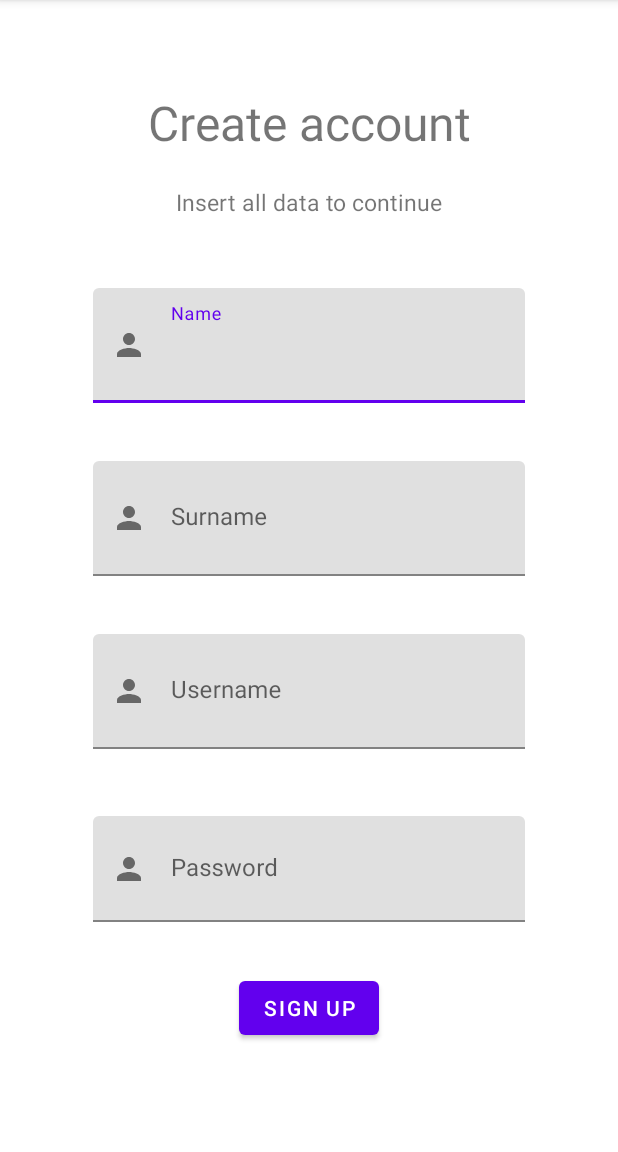
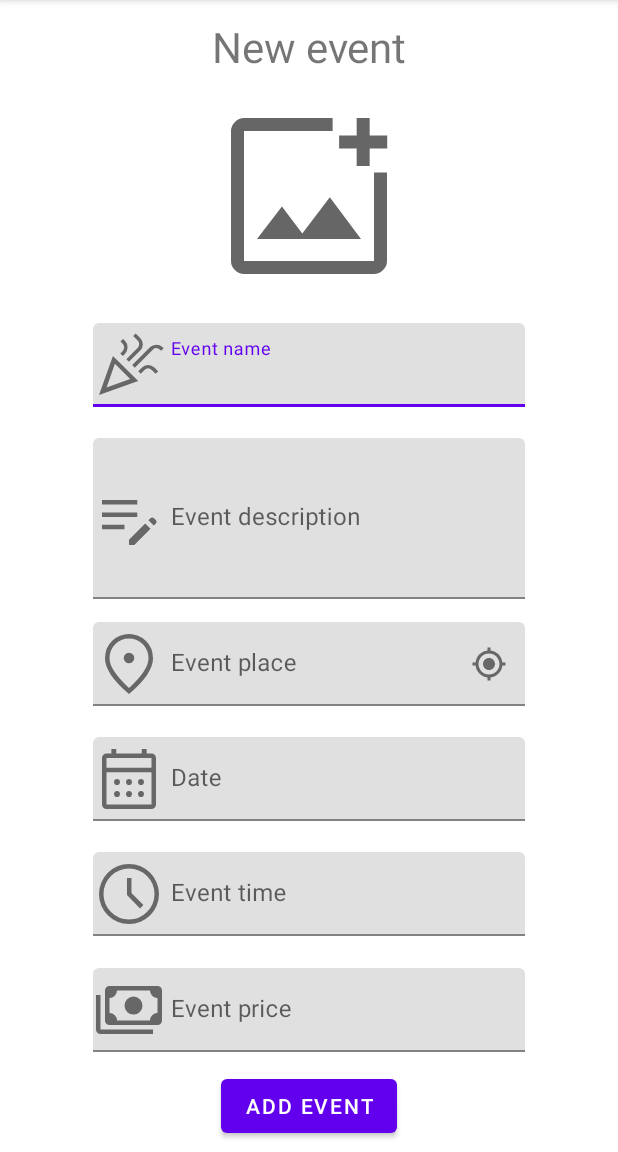
Before and after one commit to AlessandroZirondelli/TicketEventApp, an Android app: the screen it shows after launch (RegLogActivity), on a phone screen of 412 x 824 dp, the part 84-1236 px from its top. Run offline under Robolectric (Android 15) with nearby library versions, the phone set to English and light mode, and no system bars.

Commit message:
Fragment_add_event ok

```diff
--- /dev/null
+++ b/app/src/main/java/com/example/ticketeventapp/reglog/AddEventFragment.java
@@ -0,0 +1,23 @@
+package com.example.ticketeventapp.reglog;
+
+import android.os.Bundle;
+import android.view.LayoutInflater;
+import android.view.View;
+import android.view.ViewGroup;
+
+import androidx.annotation.NonNull;
+import androidx.annotation.Nullable;
+import androidx.fragment.app.Fragment;
+
+import com.example.ticketeventapp.R;
+
+public class AddEventFragment extends Fragment {
+
+    @Nullable
+    @Override
+    public View onCreateView(@NonNull LayoutInflater inflater, @Nullable ViewGroup container, @Nullable Bundle savedInstanceState) {
+        return inflater.inflate(R.layout.fragment_add_event, container, false);
+    }
+
+
+}
--- a/app/src/main/java/com/example/ticketeventapp/reglog/RegLogActivity.java
+++ b/app/src/main/java/com/example/ticketeventapp/reglog/RegLogActivity.java
@@ -15,7 +15,7 @@ public class RegLogActivity extends AppCompatActivity {
         setContentView(R.layout.activity_reg_log);
 
         if(savedInstanceState == null){
-            Utilities.insertFragment(this,new RegistrationFragment(), RegistrationFragment.class.getSimpleName());
+            Utilities.insertFragment(this,new AddEventFragment(), AddEventFragment.class.getSimpleName());
         }
 
 
--- /dev/null
+++ b/app/src/main/res/drawable-v24/calendar_month.xml
@@ -0,0 +1,10 @@
+<vector xmlns:android="http://schemas.android.com/apk/res/android"
+    android:width="48dp"
+    android:height="48dp"
+    android:viewportWidth="48"
+    android:viewportHeight="48"
+    android:tint="?attr/colorControlNormal">
+  <path
+      android:fillColor="@android:color/white"
+      android:pathData="M9,44Q7.8,44 6.9,43.1Q6,42.2 6,41V10Q6,8.8 6.9,7.9Q7.8,7 9,7H12.25V4H15.5V7H32.5V4H35.75V7H39Q40.2,7 41.1,7.9Q42,8.8 42,10V41Q42,42.2 41.1,43.1Q40.2,44 39,44ZM9,41H39Q39,41 39,41Q39,41 39,41V19.5H9V41Q9,41 9,41Q9,41 9,41ZM9,16.5H39V10Q39,10 39,10Q39,10 39,10H9Q9,10 9,10Q9,10 9,10ZM9,16.5V10Q9,10 9,10Q9,10 9,10Q9,10 9,10Q9,10 9,10V16.5ZM24,28Q23.15,28 22.575,27.425Q22,26.85 22,26Q22,25.15 22.575,24.575Q23.15,24 24,24Q24.85,24 25.425,24.575Q26,25.15 26,26Q26,26.85 25.425,27.425Q24.85,28 24,28ZM16,28Q15.15,28 14.575,27.425Q14,26.85 14,26Q14,25.15 14.575,24.575Q15.15,24 16,24Q16.85,24 17.425,24.575Q18,25.15 18,26Q18,26.85 17.425,27.425Q16.85,28 16,28ZM32,28Q31.15,28 30.575,27.425Q30,26.85 30,26Q30,25.15 30.575,24.575Q31.15,24 32,24Q32.85,24 33.425,24.575Q34,25.15 34,26Q34,26.85 33.425,27.425Q32.85,28 32,28ZM24,36Q23.15,36 22.575,35.425Q22,34.85 22,34Q22,33.15 22.575,32.575Q23.15,32 24,32Q24.85,32 25.425,32.575Q26,33.15 26,34Q26,34.85 25.425,35.425Q24.85,36 24,36ZM16,36Q15.15,36 14.575,35.425Q14,34.85 14,34Q14,33.15 14.575,32.575Q15.15,32 16,32Q16.85,32 17.425,32.575Q18,33.15 18,34Q18,34.85 17.425,35.425Q16.85,36 16,36ZM32,36Q31.15,36 30.575,35.425Q30,34.85 30,34Q30,33.15 30.575,32.575Q31.15,32 32,32Q32.85,32 33.425,32.575Q34,33.15 34,34Q34,34.85 33.425,35.425Q32.85,36 32,36Z"/>
+</vector>
--- /dev/null
+++ b/app/src/main/res/drawable-v24/celebration.xml
@@ -0,0 +1,10 @@
+<vector xmlns:android="http://schemas.android.com/apk/res/android"
+    android:width="48dp"
+    android:height="48dp"
+    android:viewportWidth="48"
+    android:viewportHeight="48"
+    android:tint="?attr/colorControlNormal">
+  <path
+      android:fillColor="@android:color/white"
+      android:pathData="M4,44 L13.3,18 30.15,34.65ZM9.05,38.95 L24.75,33.35 14.6,23.15ZM27.85,25.75 L26.15,24.05 38.15,12.05Q39.75,10.45 42.2,10.425Q44.65,10.4 46.25,12L47.1,12.85L45.4,14.55L44.45,13.6Q43.5,12.65 42.25,12.625Q41,12.6 40,13.6ZM19.9,18 L18.2,16.3 19.7,14.8Q20.85,13.65 20.775,12.175Q20.7,10.7 19.7,9.7L18.3,8.3L20,6.6L21.3,7.9Q23.05,9.65 23.025,12.275Q23,14.9 21.25,16.65ZM23.95,21.85 L22.25,20.15 29.85,12.55Q30.8,11.6 30.775,10.125Q30.75,8.65 29.8,7.7L26.75,4.65L28.45,2.95L31.6,6.1Q33.15,7.7 33.2,10.125Q33.25,12.55 31.65,14.15ZM31.85,29.8 L30.15,28.1 32.5,25.75Q34.25,24 36.7,23.95Q39.15,23.9 40.9,25.65L43.45,28.2L41.75,29.9L39.15,27.3Q38,26.15 36.75,26.15Q35.5,26.15 34.35,27.3ZM9.05,38.95Z"/>
+</vector>
--- /dev/null
+++ b/app/src/main/res/drawable-v24/edit_note.xml
@@ -0,0 +1,10 @@
+<vector xmlns:android="http://schemas.android.com/apk/res/android"
+    android:width="48dp"
+    android:height="48dp"
+    android:viewportWidth="48"
+    android:viewportHeight="48"
+    android:tint="?attr/colorControlNormal">
+  <path
+      android:fillColor="@android:color/white"
+      android:pathData="M24,42V38.45L34.8,27.65L38.35,31.2L27.55,42ZM6,31.5V28.5H21V31.5ZM40.5,29.05 L36.95,25.5 38.4,24.05Q38.8,23.65 39.45,23.65Q40.1,23.65 40.5,24.05L41.95,25.5Q42.35,25.9 42.35,26.55Q42.35,27.2 41.95,27.6ZM6,23.25V20.25H29.5V23.25ZM6,15V12H29.5V15Z"/>
+</vector>
--- /dev/null
+++ b/app/src/main/res/drawable-v24/location_on.xml
@@ -0,0 +1,10 @@
+<vector xmlns:android="http://schemas.android.com/apk/res/android"
+    android:width="48dp"
+    android:height="48dp"
+    android:viewportWidth="48"
+    android:viewportHeight="48"
+    android:tint="?attr/colorControlNormal">
+  <path
+      android:fillColor="@android:color/white"
+      android:pathData="M24,23.5Q25.45,23.5 26.475,22.475Q27.5,21.45 27.5,20Q27.5,18.55 26.475,17.525Q25.45,16.5 24,16.5Q22.55,16.5 21.525,17.525Q20.5,18.55 20.5,20Q20.5,21.45 21.525,22.475Q22.55,23.5 24,23.5ZM24,40.05Q30.65,34 33.825,29.075Q37,24.15 37,20.4Q37,14.5 33.225,10.75Q29.45,7 24,7Q18.55,7 14.775,10.75Q11,14.5 11,20.4Q11,24.15 14.25,29.075Q17.5,34 24,40.05ZM24,44Q15.95,37.15 11.975,31.275Q8,25.4 8,20.4Q8,12.9 12.825,8.45Q17.65,4 24,4Q30.35,4 35.175,8.45Q40,12.9 40,20.4Q40,25.4 36.025,31.275Q32.05,37.15 24,44ZM24,20.4Q24,20.4 24,20.4Q24,20.4 24,20.4Q24,20.4 24,20.4Q24,20.4 24,20.4Q24,20.4 24,20.4Q24,20.4 24,20.4Q24,20.4 24,20.4Q24,20.4 24,20.4Z"/>
+</vector>
--- /dev/null
+++ b/app/src/main/res/drawable/add_photo_alternate.xml
@@ -0,0 +1,10 @@
+<vector xmlns:android="http://schemas.android.com/apk/res/android"
+    android:width="48dp"
+    android:height="48dp"
+    android:viewportWidth="48"
+    android:viewportHeight="48"
+    android:tint="?attr/colorControlNormal">
+  <path
+      android:fillColor="@android:color/white"
+      android:pathData="M29.45,6V9H9Q9,9 9,9Q9,9 9,9V39Q9,39 9,39Q9,39 9,39H39Q39,39 39,39Q39,39 39,39V18.6H42V39Q42,40.2 41.1,41.1Q40.2,42 39,42H9Q7.8,42 6.9,41.1Q6,40.2 6,39V9Q6,7.8 6.9,6.9Q7.8,6 9,6ZM38,6V10.05H42.05V13.05H38V17.1H35V13.05H30.95V10.05H35V6ZM12,33.9H36L28.8,24.3L22.45,32.65L17.75,26.45ZM9,9V14.55V18.6V39Q9,39 9,39Q9,39 9,39Q9,39 9,39Q9,39 9,39V9Q9,9 9,9Q9,9 9,9Z"/>
+</vector>
--- /dev/null
+++ b/app/src/main/res/drawable/ic_baseline_gps_fixed_24.xml
@@ -0,0 +1,10 @@
+<vector xmlns:android="http://schemas.android.com/apk/res/android"
+    android:width="24dp"
+    android:height="24dp"
+    android:viewportWidth="24"
+    android:viewportHeight="24"
+    android:tint="?attr/colorControlNormal">
+  <path
+      android:fillColor="@android:color/white"
+      android:pathData="M12,8c-2.21,0 -4,1.79 -4,4s1.79,4 4,4 4,-1.79 4,-4 -1.79,-4 -4,-4zM20.94,11c-0.46,-4.17 -3.77,-7.48 -7.94,-7.94L13,1h-2v2.06C6.83,3.52 3.52,6.83 3.06,11L1,11v2h2.06c0.46,4.17 3.77,7.48 7.94,7.94L11,23h2v-2.06c4.17,-0.46 7.48,-3.77 7.94,-7.94L23,13v-2h-2.06zM12,19c-3.87,0 -7,-3.13 -7,-7s3.13,-7 7,-7 7,3.13 7,7 -3.13,7 -7,7z"/>
+</vector>
--- /dev/null
+++ b/app/src/main/res/drawable/payments.xml
@@ -0,0 +1,10 @@
+<vector xmlns:android="http://schemas.android.com/apk/res/android"
+    android:width="48dp"
+    android:height="48dp"
+    android:viewportWidth="48"
+    android:viewportHeight="48"
+    android:tint="?attr/colorControlNormal">
+  <path
+      android:fillColor="@android:color/white"
+      android:pathData="M27,27Q24.5,27 22.75,25.25Q21,23.5 21,21Q21,18.5 22.75,16.75Q24.5,15 27,15Q29.5,15 31.25,16.75Q33,18.5 33,21Q33,23.5 31.25,25.25Q29.5,27 27,27ZM11,34Q9.75,34 8.875,33.125Q8,32.25 8,31V11Q8,9.75 8.875,8.875Q9.75,8 11,8H43Q44.25,8 45.125,8.875Q46,9.75 46,11V31Q46,32.25 45.125,33.125Q44.25,34 43,34ZM16,31H38Q38,28.9 39.45,27.45Q40.9,26 43,26V16Q40.9,16 39.45,14.55Q38,13.1 38,11H16Q16,13.1 14.55,14.55Q13.1,16 11,16V26Q13.1,26 14.55,27.45Q16,28.9 16,31ZM40,40H5Q3.75,40 2.875,39.125Q2,38.25 2,37V14H5V37Q5,37 5,37Q5,37 5,37H40ZM11,31Q11,31 11,31Q11,31 11,31V11Q11,11 11,11Q11,11 11,11Q11,11 11,11Q11,11 11,11V31Q11,31 11,31Q11,31 11,31Z"/>
+</vector>
--- /dev/null
+++ b/app/src/main/res/drawable/schedule.xml
@@ -0,0 +1,10 @@
+<vector xmlns:android="http://schemas.android.com/apk/res/android"
+    android:width="48dp"
+    android:height="48dp"
+    android:viewportWidth="48"
+    android:viewportHeight="48"
+    android:tint="?attr/colorControlNormal">
+  <path
+      android:fillColor="@android:color/white"
+      android:pathData="M31.35,33.65 L33.6,31.4 25.65,23.4V13.35H22.65V24.6ZM24,44Q19.9,44 16.25,42.425Q12.6,40.85 9.875,38.125Q7.15,35.4 5.575,31.75Q4,28.1 4,24Q4,19.9 5.575,16.25Q7.15,12.6 9.875,9.875Q12.6,7.15 16.25,5.575Q19.9,4 24,4Q28.1,4 31.75,5.575Q35.4,7.15 38.125,9.875Q40.85,12.6 42.425,16.25Q44,19.9 44,24Q44,28.1 42.425,31.75Q40.85,35.4 38.125,38.125Q35.4,40.85 31.75,42.425Q28.1,44 24,44ZM24,24Q24,24 24,24Q24,24 24,24Q24,24 24,24Q24,24 24,24Q24,24 24,24Q24,24 24,24Q24,24 24,24Q24,24 24,24ZM24,41Q31,41 36,36Q41,31 41,24Q41,17 36,12Q31,7 24,7Q17,7 12,12Q7,17 7,24Q7,31 12,36Q17,41 24,41Z"/>
+</vector>
--- /dev/null
+++ b/app/src/main/res/layout/fragment_add_event.xml
@@ -0,0 +1,280 @@
+<?xml version="1.0" encoding="utf-8"?>
+<androidx.constraintlayout.widget.ConstraintLayout xmlns:android="http://schemas.android.com/apk/res/android"
+    xmlns:app="http://schemas.android.com/apk/res-auto"
+    xmlns:tools="http://schemas.android.com/tools"
+    android:layout_width="match_parent"
+    android:layout_height="match_parent">
+
+    <TextView
+        android:id="@+id/welcome_text_view"
+        android:layout_width="wrap_content"
+        android:layout_height="wrap_content"
+        android:text="@string/new_event"
+        android:textSize="28sp"
+        app:layout_constraintBottom_toTopOf="@+id/guideline_top_event_icon"
+        app:layout_constraintEnd_toStartOf="@+id/guideline_right_all_fields"
+        app:layout_constraintStart_toStartOf="@+id/guideline_left_all_fields"
+        app:layout_constraintTop_toTopOf="parent" />
+
+    <ImageView
+        android:id="@+id/profile_icon_image_view"
+        android:layout_width="0dp"
+        android:layout_height="0dp"
+        android:contentDescription="@string/profile_icon"
+
+        app:layout_constraintBottom_toTopOf="@+id/guideline_bottom_event_icon"
+        app:layout_constraintEnd_toStartOf="@+id/guideline_right_all_fields"
+        app:layout_constraintStart_toStartOf="@+id/guideline_left_all_fields"
+        app:layout_constraintTop_toTopOf="@+id/guideline_top_event_icon"
+        app:srcCompat="@drawable/add_photo_alternate" />
+
+    <com.google.android.material.textfield.TextInputLayout
+        android:id="@+id/event_name_login_text_input_layout"
+        android:layout_width="0dp"
+        android:layout_height="0dp"
+        android:hint="@string/event_name"
+
+        app:layout_constraintBottom_toTopOf="@+id/guideline_bottom_event_name"
+        app:layout_constraintEnd_toStartOf="@+id/guideline_right_all_fields"
+        app:layout_constraintStart_toStartOf="@+id/guideline_left_all_fields"
+        app:layout_constraintTop_toTopOf="@+id/guideline_top_event_name"
+        app:startIconContentDescription="@string/acc_event_name"
+        app:startIconDrawable="@drawable/celebration">
+
+        <com.google.android.material.textfield.TextInputEditText
+            android:id="@+id/event_name_login_text_input_edit_text"
+            android:layout_width="match_parent"
+            android:layout_height="wrap_content" />
+
+    </com.google.android.material.textfield.TextInputLayout>
+
+    <com.google.android.material.textfield.TextInputLayout
+        android:id="@+id/event_description_text_input_layout"
+        android:layout_width="0dp"
+        android:layout_height="0dp"
+        android:hint="@string/event_description"
+        app:startIconDrawable="@drawable/edit_note"
+        app:layout_constraintBottom_toTopOf="@+id/guideline_bottom_event_description"
+        app:layout_constraintEnd_toStartOf="@+id/guideline_right_all_fields"
+        app:layout_constraintStart_toStartOf="@+id/guideline_left_all_fields"
+        app:layout_constraintTop_toTopOf="@+id/guideline_top_event_description"
+        >
+
+        <com.google.android.material.textfield.TextInputEditText
+            android:id="@+id/event_description_text_input_edit_text"
+            android:layout_width="match_parent"
+            android:layout_height="match_parent" />
+
+    </com.google.android.material.textfield.TextInputLayout>
+
+
+    <com.google.android.material.textfield.TextInputLayout
+        android:id="@+id/event_place_text_input_layout"
+        android:layout_width="0dp"
+        android:layout_height="0dp"
+        android:hint="@string/event_place"
+        app:endIconMode="custom"
+
+
+        app:layout_constraintBottom_toTopOf="@+id/guideline_bottom_event_place"
+        app:layout_constraintEnd_toStartOf="@+id/guideline_right_all_fields"
+        app:layout_constraintStart_toStartOf="@+id/guideline_left_all_fields"
+        app:layout_constraintTop_toTopOf="@+id/guideline_top_event_place"
+        app:startIconContentDescription="@string/acc_event_place"
+        app:startIconDrawable="@drawable/location_on"
+        app:endIconDrawable="@drawable/ic_baseline_gps_fixed_24"
+        >
+
+        <com.google.android.material.textfield.TextInputEditText
+            android:id="@+id/event_place_text_input_edit_text"
+            android:layout_width="match_parent"
+            android:layout_height="wrap_content" />
+
+    </com.google.android.material.textfield.TextInputLayout>
+
+    <com.google.android.material.textfield.TextInputLayout
+        android:id="@+id/event_date_text_input_layout"
+        android:layout_width="0dp"
+        android:layout_height="0dp"
+        android:hint="@string/event_date"
+
+        app:layout_constraintBottom_toTopOf="@+id/guideline_bottom_event_date"
+        app:layout_constraintEnd_toStartOf="@+id/guideline_right_all_fields"
+
+        app:layout_constraintStart_toStartOf="@+id/guideline_left_all_fields"
+        app:layout_constraintTop_toTopOf="@+id/guideline_top_event_date"
+        app:startIconContentDescription="@string/acc_event_date"
+        app:startIconDrawable="@drawable/calendar_month">
+
+        <com.google.android.material.textfield.TextInputEditText
+            android:id="@+id/event_date_text_input_edit_text"
+            android:layout_width="match_parent"
+            android:layout_height="wrap_content" />
+
+    </com.google.android.material.textfield.TextInputLayout>
+
+    <com.google.android.material.textfield.TextInputLayout
+        android:id="@+id/event_time_text_input_layout"
+        android:layout_width="0dp"
+        android:layout_height="0dp"
+        android:hint="@string/event_time"
+
+        app:layout_constraintBottom_toTopOf="@+id/guideline_bottom_event_time"
+        app:layout_constraintEnd_toStartOf="@+id/guideline_right_all_fields"
+        app:layout_constraintStart_toStartOf="@+id/guideline_left_all_fields"
+        app:layout_constraintTop_toTopOf="@+id/guideline_top_event_time"
+        app:startIconContentDescription="@string/acc_event_time"
+        app:startIconDrawable="@drawable/schedule">
+
+        <com.google.android.material.textfield.TextInputEditText
+            android:id="@+id/event_time_text_input_edit_text"
+            android:layout_width="match_parent"
+            android:layout_height="wrap_content" />
+
+    </com.google.android.material.textfield.TextInputLayout>
+
+    <com.google.android.material.textfield.TextInputLayout
+        android:id="@+id/event_price_text_input_layout"
+        android:layout_width="0dp"
+        android:layout_height="0dp"
+        android:hint="@string/event_price"
+        app:layout_constraintBottom_toTopOf="@+id/guideline_bottom_event_price"
+        app:layout_constraintEnd_toStartOf="@+id/guideline_right_all_fields"
+        app:layout_constraintStart_toStartOf="@+id/guideline_left_all_fields"
+        app:layout_constraintTop_toTopOf="@+id/guideline_top_event_price"
+        app:startIconContentDescription="@string/acc_event_price"
+        app:startIconDrawable="@drawable/payments">
+
+        <com.google.android.material.textfield.TextInputEditText
+            android:id="@+id/event_price_text_input_edit_text"
+            android:layout_width="match_parent"
+            android:layout_height="wrap_content" />
+
+    </com.google.android.material.textfield.TextInputLayout>
+
+
+    <Button
+        android:id="@+id/filledButton"
+        android:layout_width="wrap_content"
+        android:layout_height="wrap_content"
+        android:text="@string/add_event"
+        app:layout_constraintBottom_toBottomOf="parent"
+        app:layout_constraintEnd_toStartOf="@+id/guideline_right_all_fields"
+        app:layout_constraintStart_toStartOf="@+id/guideline_left_all_fields"
+        app:layout_constraintTop_toTopOf="@+id/guideline_bottom_event_price" />
+
+    <androidx.constraintlayout.widget.Guideline
+        android:id="@+id/guideline_left_all_fields"
+        android:layout_width="wrap_content"
+        android:layout_height="wrap_content"
+        android:orientation="vertical"
+        app:layout_constraintGuide_percent="0.15" />
+
+    <androidx.constraintlayout.widget.Guideline
+        android:id="@+id/guideline_right_all_fields"
+        android:layout_width="wrap_content"
+        android:layout_height="wrap_content"
+        android:orientation="vertical"
+        app:layout_constraintGuide_percent="0.85" />
+
+    <androidx.constraintlayout.widget.Guideline
+        android:id="@+id/guideline_top_event_icon"
+        android:layout_width="wrap_content"
+        android:layout_height="wrap_content"
+        android:orientation="horizontal"
+        app:layout_constraintGuide_percent="0.08" />
+
+    <androidx.constraintlayout.widget.Guideline
+        android:id="@+id/guideline_bottom_event_icon"
+        android:layout_width="wrap_content"
+        android:layout_height="wrap_content"
+        android:orientation="horizontal"
+        app:layout_constraintGuide_percent="0.26" />
+
+
+    <androidx.constraintlayout.widget.Guideline
+        android:id="@+id/guideline_top_event_name"
+        android:layout_width="wrap_content"
+        android:layout_height="wrap_content"
+        android:orientation="horizontal"
+        app:layout_constraintGuide_percent="0.28" />
+
+    <androidx.constraintlayout.widget.Guideline
+        android:id="@+id/guideline_bottom_event_name"
+        android:layout_width="wrap_content"
+        android:layout_height="wrap_content"
+        android:orientation="horizontal"
+        app:layout_constraintGuide_percent="0.36" />
+
+    <androidx.constraintlayout.widget.Guideline
+        android:id="@+id/guideline_top_event_description"
+        android:layout_width="wrap_content"
+        android:layout_height="wrap_content"
+        android:orientation="horizontal"
+        app:layout_constraintGuide_percent="0.38" />
+
+    <androidx.constraintlayout.widget.Guideline
+        android:id="@+id/guideline_bottom_event_description"
+        android:layout_width="wrap_content"
+        android:layout_height="wrap_content"
+        android:orientation="horizontal"
+        app:layout_constraintGuide_percent="0.52" />
+
+    <androidx.constraintlayout.widget.Guideline
+        android:id="@+id/guideline_top_event_place"
+        android:layout_width="wrap_content"
+        android:layout_height="wrap_content"
+        android:orientation="horizontal"
+        app:layout_constraintGuide_percent="0.54" />
+
+    <androidx.constraintlayout.widget.Guideline
+        android:id="@+id/guideline_bottom_event_place"
+        android:layout_width="wrap_content"
+        android:layout_height="wrap_content"
+        android:orientation="horizontal"
+        app:layout_constraintGuide_percent="0.62" />
+
+    <androidx.constraintlayout.widget.Guideline
+        android:id="@+id/guideline_top_event_date"
+        android:layout_width="wrap_content"
+        android:layout_height="wrap_content"
+        android:orientation="horizontal"
+        app:layout_constraintGuide_percent="0.64" />
+
+    <androidx.constraintlayout.widget.Guideline
+        android:id="@+id/guideline_bottom_event_date"
+        android:layout_width="wrap_content"
+        android:layout_height="wrap_content"
+        android:orientation="horizontal"
+        app:layout_constraintGuide_percent="0.72" />
+
+    <androidx.constraintlayout.widget.Guideline
+        android:id="@+id/guideline_top_event_time"
+        android:layout_width="wrap_content"
+        android:layout_height="wrap_content"
+        android:orientation="horizontal"
+        app:layout_constraintGuide_percent="0.74" />
+
+    <androidx.constraintlayout.widget.Guideline
+        android:id="@+id/guideline_bottom_event_time"
+        android:layout_width="wrap_content"
+        android:layout_height="wrap_content"
+        android:orientation="horizontal"
+        app:layout_constraintGuide_percent="0.82" />
+
+    <androidx.constraintlayout.widget.Guideline
+        android:id="@+id/guideline_top_event_price"
+        android:layout_width="wrap_content"
+        android:layout_height="wrap_content"
+        android:orientation="horizontal"
+        app:layout_constraintGuide_percent="0.84" />
+
+    <androidx.constraintlayout.widget.Guideline
+        android:id="@+id/guideline_bottom_event_price"
+        android:layout_width="wrap_content"
+        android:layout_height="wrap_content"
+        android:orientation="horizontal"
+        app:layout_constraintGuide_percent="0.92" />
+
+
+</androidx.constraintlayout.widget.ConstraintLayout>
--- a/app/src/main/res/values/strings.xml
+++ b/app/src/main/res/values/strings.xml
@@ -16,5 +16,18 @@
     <string name="acc_name">Field to insert your name</string>
     <string name="surnname">Surname</string>
     <string name="acc_surname">Field to insert your surname</string>
+    <string name="new_event">New event</string>
+    <string name="event_name">Event name</string>
+    <string name="acc_event_name">Field to insert the event name</string>
+    <string name="acc_event_place">Field to insert the event place</string>
+    <string name="event_place">Event place</string>
+    <string name="event_description">Event description</string>
+    <string name="event_date">Date</string>
+    <string name="acc_event_date">Field to insert the event date</string>
+    <string name="event_price">Event price</string>
+    <string name="acc_event_price">Price</string>
+    <string name="event_time">Event time</string>
+    <string name="acc_event_time">Field to insert the event price</string>
+    <string name="add_event">Add event</string>
 
 </resources>
```
Also changed, not shown: 1 other file.
